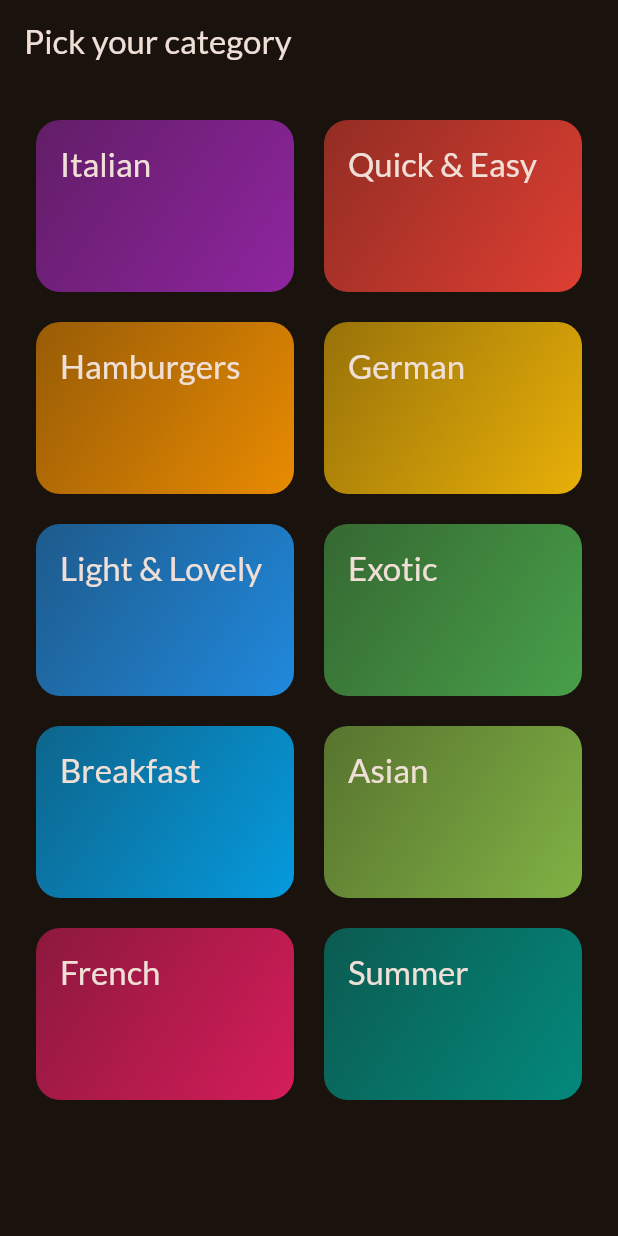
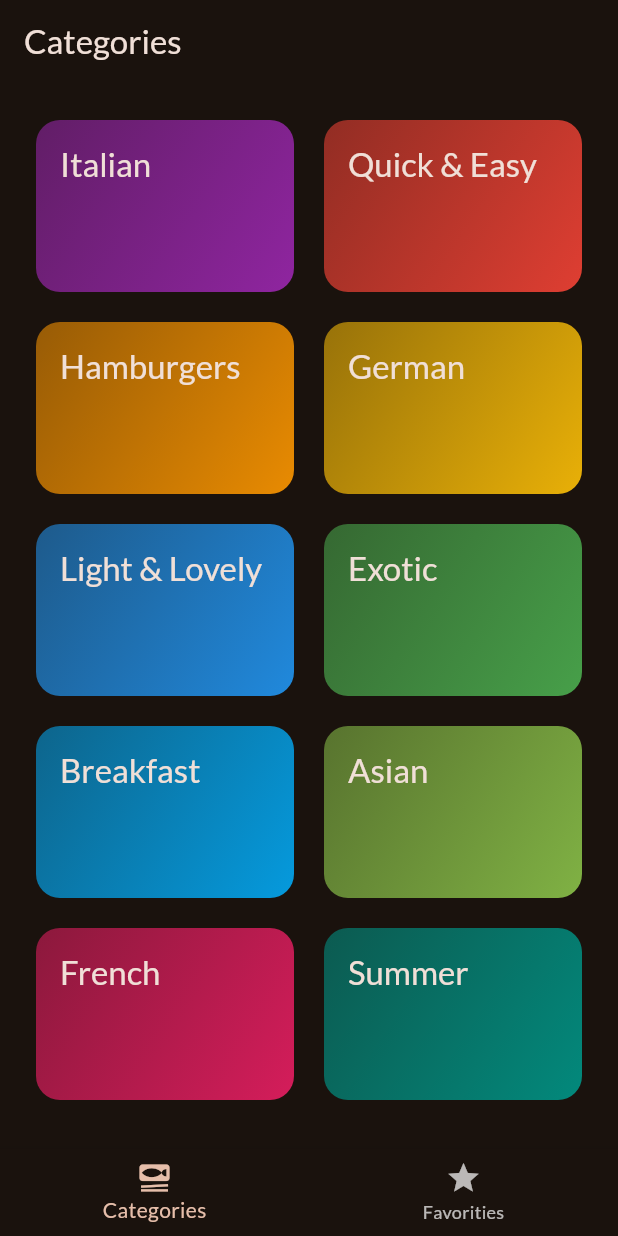
Before and after one commit to IsroilovA/MealsApp, a Flutter app: the screen it shows after launch, on a phone screen of 412 x 824 dp. Run offline on Flutter 3.47's test engine with Material 3 defaults, Android fonts, the phone set to English and light mode, and no system bars; our stand-ins replace google_fonts, transparent_image.

Commit message:
tab nav added

```diff
--- a/lib/main.dart
+++ b/lib/main.dart
@@ -1,9 +1,7 @@
 import 'package:flutter/material.dart';
 
 import 'package:google_fonts/google_fonts.dart';
-import 'package:meals/data/dummy_data.dart';
-import 'package:meals/screens/categories.dart';
-import 'package:meals/screens/meals.dart';
+import 'package:meals/screens/tabs.dart';
 
 final theme = ThemeData(
   useMaterial3: true,
@@ -25,7 +23,7 @@ class App extends StatelessWidget {
   Widget build(BuildContext context) {
     return MaterialApp(
       theme: theme,
-      home: const CategoriesScreen(),
+      home: const TabsScreen(),
     );
   }
 }
--- a/lib/screens/categories.dart
+++ b/lib/screens/categories.dart
@@ -23,11 +23,7 @@ class CategoriesScreen extends StatelessWidget {
 
   @override
   Widget build(BuildContext context) {
-    return Scaffold(
-      appBar: AppBar(
-        title: const Text("Pick your category"),
-      ),
-      body: GridView(
+    return GridView(
       padding: EdgeInsets.all(24),
       gridDelegate: const SliverGridDelegateWithFixedCrossAxisCount(
         crossAxisCount: 2,
@@ -44,7 +40,6 @@ class CategoriesScreen extends StatelessWidget {
             },
           )
       ],
-      ),
     );
   }
 }
--- /dev/null
+++ b/lib/screens/tabs.dart
@@ -0,0 +1,48 @@
+import 'package:flutter/material.dart';
+import 'package:meals/screens/categories.dart';
+import 'package:meals/screens/meals.dart';
+
+class TabsScreen extends StatefulWidget {
+  const TabsScreen({super.key});
+
+  @override
+  State<TabsScreen> createState() {
+    return _TabsScreen();
+  }
+}
+
+class _TabsScreen extends State<TabsScreen> {
+  int _selectedPageIndex = 0;
+
+  void _selectPage(int index) {
+    setState(() {
+      _selectedPageIndex = index;
+    });
+  }
+
+  @override
+  Widget build(BuildContext context) {
+    Widget activePage = const CategoriesScreen();
+    var activePageTitle = "Categories";
+
+    if (_selectedPageIndex == 1) {
+      activePage = const MealsScreen(meals: []);
+      activePageTitle = "Favorities";
+    }
+    return Scaffold(
+      appBar: AppBar(
+        title: Text(activePageTitle),
+      ),
+      body: activePage,
+      bottomNavigationBar: BottomNavigationBar(
+        onTap: _selectPage,
+        currentIndex: _selectedPageIndex,
+        items: const [
+          BottomNavigationBarItem(
+              icon: Icon(Icons.set_meal), label: "Categories"),
+          BottomNavigationBarItem(icon: Icon(Icons.star), label: "Favorities"),
+        ],
+      ),
+    );
+  }
+}
```
Also changed, not shown: lib/screens/meal_details.dart (+53 -3 lines), lib/screens/meals.dart (+7 -4 lines). Lines whose indentation alone changed are shown as unchanged.
